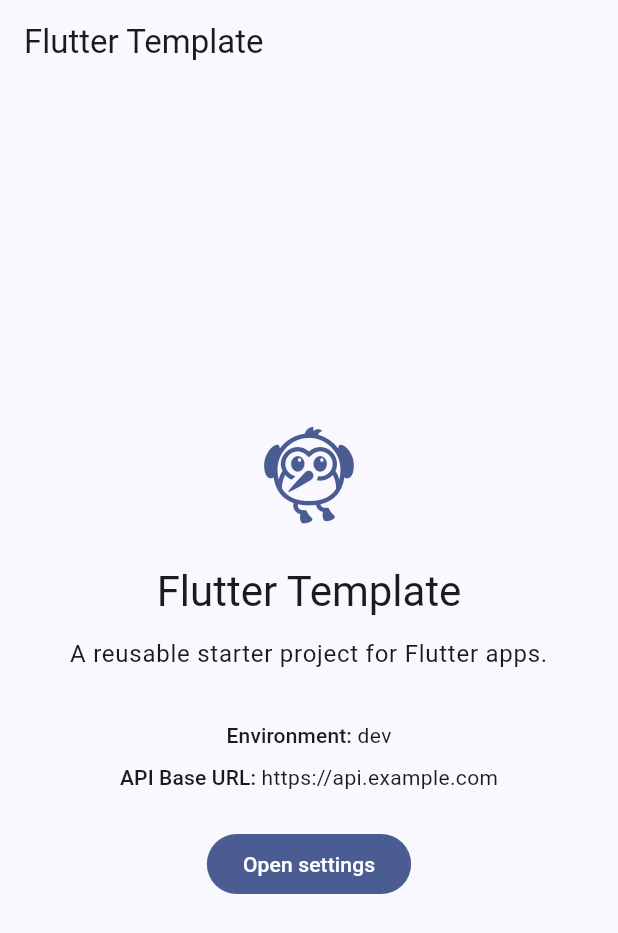
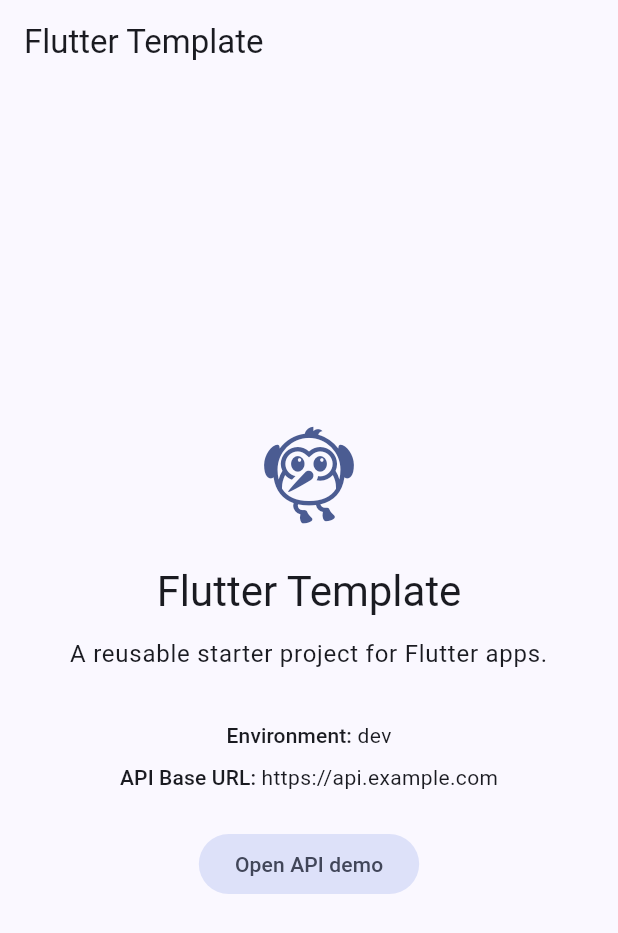
Before and after one commit to ZhangPeibin/flutter-template, a Flutter app: the screen it shows after launch, on a phone screen of 412 x 824 dp. Shown: the top 933 px of the screen. Run offline on Flutter 3.47's test engine with Material 3 defaults, Android fonts, the phone set to English and light mode, and no system bars; our stand-ins replace dio, flutter_riverpod, go_router, logger.

Commit message:
feat: add todo API demo feature

```diff
--- a/lib/app/router/app_router.dart
+++ b/lib/app/router/app_router.dart
@@ -2,20 +2,19 @@ import 'package:go_router/go_router.dart';
 
 import '../../features/home/presentation/home_page.dart';
 import '../../features/not_found/presentation/not_found_page.dart';
-import '../../features/settings/presentation/settings_page.dart';
+import '../../features/todo_demo/presentation/todo_demo_page.dart';
 
 class AppRoutePaths {
   const AppRoutePaths._();
 
   static const home = '/';
-  static const settings = '/settings';
+  static const todoDemo = '/todo-demo';
 }
 
 class AppRouteNames {
   const AppRouteNames._();
-
   static const home = 'home';
-  static const settings = 'settings';
+  static const todoDemo = 'todoDemo';
 }
 
 final appRouter = GoRouter(
@@ -29,10 +28,11 @@ final appRouter = GoRouter(
       name: AppRouteNames.home,
       builder: (context, state) => const HomePage(),
     ),
+
     GoRoute(
-      path: AppRoutePaths.settings,
-      name: AppRouteNames.settings,
-      builder: (context, state) => const SettingsPage(),
+      path: AppRoutePaths.todoDemo,
+      name: AppRouteNames.todoDemo,
+      builder: (context, state) => const TodoDemoPage(),
     ),
   ],
 );
--- a/lib/features/home/presentation/home_page.dart
+++ b/lib/features/home/presentation/home_page.dart
@@ -41,7 +41,14 @@ class HomePage extends ConsumerWidget {
                 _InfoTile(label: 'Environment', value: config.environment.name),
                 _InfoTile(label: 'API Base URL', value: config.apiBaseUrl),
                 const SizedBox(height: 24),
-                const _SettingsNavigationButton(),
+                const Wrap(
+                  spacing: 12,
+                  runSpacing: 12,
+                  alignment: WrapAlignment.center,
+                  children: [
+                    _TodoDemoNavigationButton(),
+                  ],
+                ),
               ],
             ),
           ),
@@ -51,14 +58,15 @@ class HomePage extends ConsumerWidget {
   }
 }
 
-class _SettingsNavigationButton extends StatelessWidget {
-  const _SettingsNavigationButton();
+
+class _TodoDemoNavigationButton extends StatelessWidget {
+  const _TodoDemoNavigationButton();
 
   @override
   Widget build(BuildContext context) {
-    return FilledButton(
-      onPressed: () => context.pushNamed(AppRouteNames.settings),
-      child: const Text('Open settings'),
+    return FilledButton.tonal(
+      onPressed: () => context.pushNamed(AppRouteNames.todoDemo),
+      child: const Text('Open API demo'),
     );
   }
 }
--- /dev/null
+++ b/lib/features/todo_demo/data/repositories/todo_repository.dart
@@ -0,0 +1,13 @@
+import '../../domain/todo.dart';
+import '../api/todo_api.dart';
+
+class TodoRepository {
+  const TodoRepository(this._api);
+
+  final TodoApi _api;
+
+  Future<Todo> fetchTodo(int id) async {
+    final json = await _api.fetchTodo(id);
+    return Todo.fromJson(json);
+  }
+}
```
Also changed, not shown: lib/features/settings/presentation/settings_page.dart (deleted, +0 -38 lines), lib/features/todo_demo/data/api/todo_api.dart (added, +33 -0 lines), lib/features/todo_demo/domain/todo.dart (added, +22 -0 lines), lib/features/todo_demo/presentation/todo_demo_page.dart (added, +65 -0 lines), lib/features/todo_demo/providers/todo_demo_providers.dart (added, +21 -0 lines), 2 other files.
